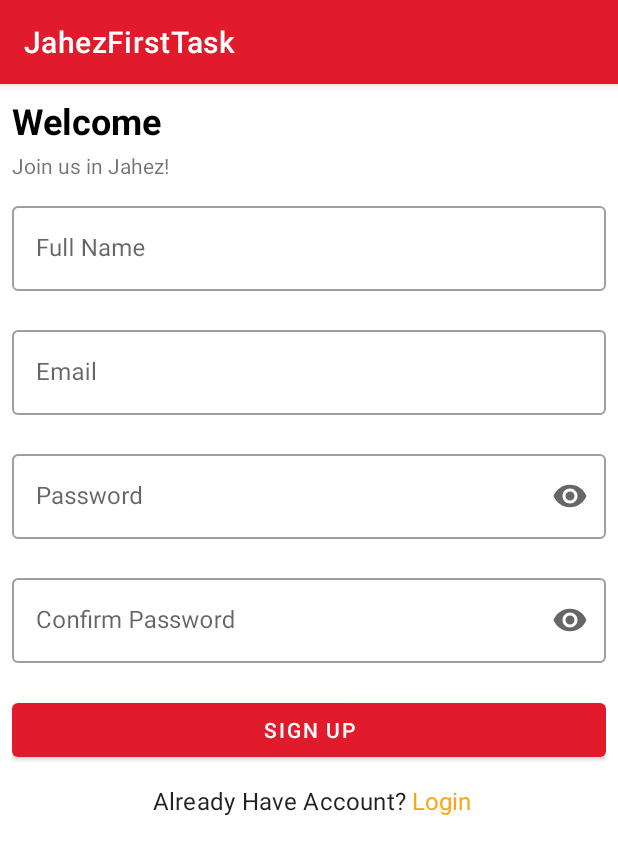
After one commit to zaynob24/JahezFirstTask, an Android app: the RegisterFragment screen opened through its navigation route, on a phone screen of 412 x 824 dp. The commit adds this screen. Shown: the top 855 px of the screen. Run offline under Robolectric (Android 15) with nearby library versions, the phone set to English and light mode, and no system bars; our stand-ins replace Dagger/Hilt's generated code, Firebase (no records; nobody signed in at launch, a user with empty details on screens opened directly), data binding.

Commit message:
Implementing Register ViewModel & Fragment

```diff
--- a/app/src/main/java/com/example/jahezfirsttask/presentation/login/LoginState.kt
+++ b/app/src/main/java/com/example/jahezfirsttask/presentation/authentication/AuthenticationState.kt
@@ -1,6 +1,6 @@
-package com.example.jahezfirsttask.presentation.login
+package com.example.jahezfirsttask.presentation.authentication
 
-data class LoginState(
+data class AuthenticationState(
 
     val isLoading : Boolean = false,
     val isSuccess : Boolean = false,
--- /dev/null
+++ b/app/src/main/java/com/example/jahezfirsttask/presentation/authentication/util/RegisterValidations.kt
@@ -0,0 +1,36 @@
+package com.example.jahezfirsttask.presentation.authentication.util
+
+import java.util.regex.Pattern
+
+class RegisterValidations {
+    //kotlin password regular expression
+    private val REGEX_PASSWORD = "^(?=.*[0-9])" + // a digit must occur at least once
+            "(?=.*[a-z])" + // a lower case letter must occur at least once
+            "(?=.*[A-Z])" + // an upper case letter must occur at least once
+            "(?=.*[!@#\\$%\\^&\\*])" + // a special character must occur at least once
+            "(?=\\S+$)" + // no whitespace allowed in the entire string
+            ".{8,}$" // anything, at least eight places though
+
+    //kotlin email regular expression
+    private val REGEX_EMAIL = "^[\\w-\\.]+@([\\w-]+\\.)+[\\w-]{2,4}$"
+
+
+
+    fun emailIsValid(email:String):Boolean{
+
+        val pattern = Pattern.compile(REGEX_EMAIL)
+
+        val matcher = pattern.matcher(email)
+
+        return matcher.matches()
+    }
+
+    fun passwordIsValid(password:String):Boolean{
+        val pattern = Pattern.compile(REGEX_PASSWORD)
+
+        val matcher = pattern.matcher(password)
+
+        return matcher.matches()
+
+    }
+}
--- a/app/src/main/java/com/example/jahezfirsttask/presentation/restaurant_list/RestaurantListViewModel.kt
+++ b/app/src/main/java/com/example/jahezfirsttask/presentation/restaurant_list/RestaurantListViewModel.kt
@@ -1,12 +1,9 @@
 package com.example.jahezfirsttask.presentation.restaurant_list
 
-import androidx.compose.runtime.State
-import androidx.compose.runtime.mutableStateOf
 import androidx.lifecycle.ViewModel
 import androidx.lifecycle.viewModelScope
 import com.example.jahezfirsttask.common.Resource
 import com.example.jahezfirsttask.domain.use_case.restaurant_list.GetRestaurantUseCase
-import com.example.jahezfirsttask.presentation.login.LoginState
 import dagger.hilt.android.lifecycle.HiltViewModel
 import kotlinx.coroutines.flow.MutableStateFlow
 import kotlinx.coroutines.flow.asStateFlow
--- a/app/src/main/java/com/example/jahezfirsttask/presentation/ui/login/LoginFragment.kt
+++ b/app/src/main/java/com/example/jahezfirsttask/presentation/ui/login/LoginFragment.kt
@@ -1,6 +1,5 @@
 package com.example.jahezfirsttask.presentation.ui.login
 
-import android.app.ProgressDialog
 import android.os.Bundle
 import android.util.Log
 import androidx.fragment.app.Fragment
@@ -15,7 +14,6 @@ import androidx.lifecycle.repeatOnLifecycle
 import androidx.navigation.fragment.findNavController
 import com.example.jahezfirsttask.R
 import com.example.jahezfirsttask.databinding.FragmentLoginBinding
-import com.example.jahezfirsttask.presentation.login.LoginViewModel
 import com.google.firebase.auth.FirebaseAuth
 import dagger.hilt.android.AndroidEntryPoint
 import kotlinx.coroutines.flow.collectLatest
@@ -47,6 +45,13 @@ class LoginFragment : Fragment() {
     override fun onViewCreated(view: View, savedInstanceState: Bundle?) {
         super.onViewCreated(view, savedInstanceState)
 
+        //------------------------------------------------nave to Register Fragment ------------------------------------------------------------//
+
+         //to open Register Fragment
+        binding.signupTextView.setOnClickListener {
+            findNavController().navigate(R.id.action_loginFragment_to_registerFragment)
+
+        }
 
         //------------------------------------------------check user authentication ------------------------------------------------------------//
 
--- /dev/null
+++ b/app/src/main/java/com/example/jahezfirsttask/presentation/ui/register/RegisterFragment.kt
@@ -0,0 +1,193 @@
+package com.example.jahezfirsttask.presentation.ui.register
+
+import android.os.Bundle
+import android.util.Log
+import androidx.fragment.app.Fragment
+import android.view.LayoutInflater
+import android.view.View
+import android.view.ViewGroup
+import android.widget.Toast
+import androidx.fragment.app.activityViewModels
+import androidx.lifecycle.Lifecycle
+import androidx.lifecycle.lifecycleScope
+import androidx.lifecycle.repeatOnLifecycle
+import androidx.navigation.fragment.findNavController
+import com.example.jahezfirsttask.R
+import com.example.jahezfirsttask.databinding.FragmentLoginBinding
+import com.example.jahezfirsttask.databinding.FragmentRegisterBinding
+import com.example.jahezfirsttask.presentation.authentication.util.RegisterValidations
+import com.example.jahezfirsttask.presentation.ui.login.LoginViewModel
+import dagger.hilt.android.AndroidEntryPoint
+import kotlinx.coroutines.flow.collectLatest
+import kotlinx.coroutines.launch
+
+private const val TAG = "RegisterFragment"
+@AndroidEntryPoint
+class RegisterFragment : Fragment() {
+
+    private lateinit var binding: FragmentRegisterBinding
+
+    private lateinit var  name: String
+    private lateinit var  email: String
+    private lateinit var  password: String
+    private lateinit var  confirmPassword: String
+
+    private val validator = RegisterValidations()
+    private val RegisterViewModel : RegisterViewModel by activityViewModels()
+
+    override fun onCreateView(
+        inflater: LayoutInflater, container: ViewGroup?,
+        savedInstanceState: Bundle?
+    ): View {
+
+        // Inflate the layout for this fragment
+        binding = FragmentRegisterBinding.inflate(layoutInflater, container, false)
+        return binding.root
+    }
+
+
+    override fun onViewCreated(view: View, savedInstanceState: Bundle?) {
+        super.onViewCreated(view, savedInstanceState)
+
+        //------------------------------------------------nave to Login Fragment ------------------------------------------------------------//
+
+        //to open Login Fragment
+        binding.loginTextView.setOnClickListener {
+            findNavController().navigate(R.id.action_registerFragment_to_loginFragment)
+
+        }
+
+        //------------------------------------------------Register------------------------------------------------------------//
+
+        //Register
+        binding.signUpButton.setOnClickListener {
+
+            collectDataFromUser() // to collect items data from all fields
+            if (checkDataValidity()){ // to check if all field contain data and give error massage if not
+
+                //call firebase register
+                RegisterViewModel.Register(email, password)
+
+            }else{
+                Toast.makeText(requireContext(),getText(R.string.fill_required), Toast.LENGTH_SHORT).show()
+            }
+        }
+
+
+        //Register stateFlow
+        viewLifecycleOwner.lifecycleScope.launch {
+            viewLifecycleOwner.repeatOnLifecycle(Lifecycle.State.STARTED) {
+                RegisterViewModel.stateFlow.collectLatest { registerState ->
+
+                    when{
+
+                        registerState.isLoading ->{
+                            //show progress Bar
+                            binding.progressBarRegister.visibility = View.VISIBLE
+                            Log.d(TAG,"is Loading")
+                        }
+
+                        registerState.isSuccess ->{
+                            //hide progress Bar
+                            binding.progressBarRegister.visibility = View.INVISIBLE
+                            Log.d(TAG,"Register Successfully")
+                            findNavController().navigate(R.id.action_registerFragment_to_restaurantListFragment)
+
+                        }
+
+                        registerState.error.isNotBlank() ->{
+                            //hide progress Bar
+                            binding.progressBarRegister.visibility =  View.INVISIBLE
+                            Log.d(TAG,registerState.error)
+                            //show error massage
+                            Toast.makeText(requireActivity(), registerState.error, Toast.LENGTH_SHORT).show()
+                        }
+
+                    }
+                }
+            }
+        }
+    }
+
+
+    //------------------------------------------------collectData------------------------------------------------------------//
+
+    // to collect post data from all fields
+    private fun collectDataFromUser() {
+
+        name = binding.fullNameSignUpTV.text.toString().trim()
+        email = binding.emailSignUpTV.text.toString().trim()
+        password = binding.passwordSignUpTV.text.toString().trim()
+        confirmPassword = binding.confirmPasswordSignUpTV.text.toString().trim()
+
+    }
+
+    //--------------------------------------------------check Data Validity------------------------------------------------------------//
+
+    // to check if all field contain data and give error massage if not
+    private fun checkDataValidity() : Boolean {
+        var isAllDataFilled = true
+
+        //check name
+        if (name.isEmpty() || name.isBlank()) {
+            binding.fullNameSignUpFiled.error = getString(R.string.required)
+            isAllDataFilled = false
+        } else {
+            binding.fullNameSignUpFiled.error = null
+        }
+
+
+        //check email
+        if (email.isEmpty() || email.isBlank()) {
+            binding.emailSignUpField.error = getString(R.string.required)
+            isAllDataFilled = false
+        } else {
+            //check email validate
+            if (validator.emailIsValid(email)){
+                binding.emailSignUpField.error = null
+
+            }else{
+
+                isAllDataFilled = false
+                binding.emailSignUpField.error = getString(R.string.invalid_email)
+                Log.d(TAG,"invalid_email")
+            }
+        }
+
+        //check password
+        if (password.isEmpty() || password.isBlank()) {
+            binding.passwordSignUpField.error = getString(R.string.required)
+            isAllDataFilled = false
+
+        } else{
+
+            if(validator.passwordIsValid(password)){
+                binding.passwordSignUpField.error = null
+
+            }else{
+
+                //check password validate
+                isAllDataFilled = false
+                binding.passwordSignUpField.error = getString(R.string.invalid_password_massage)
+                Log.d(TAG,"invalid_password_massage")
+            }
+
+        }
+
+        //check confirmPassword
+        if (confirmPassword.isEmpty() || confirmPassword.isBlank()) {
+            binding.confirmPasswordSignUpField.error = getString(R.string.required)
+            isAllDataFilled = false
+
+        }else if(password != confirmPassword){
+            binding.confirmPasswordSignUpField.error = getString(R.string.password_not_match)
+            isAllDataFilled = false
+            Log.d(TAG,"password_not_match")
+
+        }else {
+            binding.confirmPasswordSignUpField.error = null
+        }
+
+        return isAllDataFilled
+    }
+}
--- /dev/null
+++ b/app/src/main/java/com/example/jahezfirsttask/presentation/ui/register/RegisterViewModel.kt
@@ -0,0 +1,55 @@
+package com.example.jahezfirsttask.presentation.ui.register
+
+import androidx.lifecycle.ViewModel
+import androidx.lifecycle.viewModelScope
+import com.example.jahezfirsttask.common.Resource
+import com.example.jahezfirsttask.domain.use_case.authentication.RegisterUseCase
+import com.example.jahezfirsttask.presentation.authentication.AuthenticationState
+import dagger.hilt.android.lifecycle.HiltViewModel
+import kotlinx.coroutines.flow.MutableStateFlow
+import kotlinx.coroutines.flow.asStateFlow
+import kotlinx.coroutines.flow.launchIn
+import kotlinx.coroutines.flow.onEach
+import javax.inject.Inject
+
+@HiltViewModel
+class RegisterViewModel @Inject constructor(
+    private val registerUseCase: RegisterUseCase,
+
+) : ViewModel() {
+
+
+    //----------------------------------------------------------------------------------------------//
+
+    //state Flow
+    private val _stateFlow = MutableStateFlow(AuthenticationState())
+    val stateFlow = _stateFlow.asStateFlow()
+
+    //Register
+    fun Register(email: String, password: String) {
+
+        registerUseCase(email, password).onEach { result ->
+
+            when (result) {
+
+                is Resource.Success -> {
+
+                    _stateFlow.value = AuthenticationState(isSuccess = true)
+                }
+
+                is Resource.Error -> {
+
+                    _stateFlow.value =
+                        AuthenticationState(error = result.message ?: "An unaccepted error accrue")
+                }
+
+                is Resource.Loading -> {
+
+                    _stateFlow.value = AuthenticationState(isLoading = true)
+
+                }
+            }
+
+        }.launchIn(viewModelScope)
+    }
+}
--- /dev/null
+++ b/app/src/main/res/layout/fragment_register.xml
@@ -0,0 +1,159 @@
+<?xml version="1.0" encoding="utf-8"?>
+<layout xmlns:android="http://schemas.android.com/apk/res/android"
+    xmlns:app="http://schemas.android.com/apk/res-auto"
+    xmlns:tools="http://schemas.android.com/tools">
+
+    <androidx.constraintlayout.widget.ConstraintLayout
+        android:id="@+id/frameLayout3"
+        android:layout_width="match_parent"
+        android:layout_height="match_parent"
+        tools:context=".presentation.ui.register.RegisterFragment">
+
+        <ProgressBar
+            android:id="@+id/progressBarRegister"
+            style="?android:attr/progressBarStyle"
+            android:layout_width="wrap_content"
+            android:layout_height="wrap_content"
+            android:layout_weight="1"
+            android:visibility="invisible"
+            app:layout_constraintBottom_toBottomOf="parent"
+            app:layout_constraintEnd_toEndOf="parent"
+            app:layout_constraintStart_toStartOf="parent"
+            app:layout_constraintTop_toTopOf="parent" />
+
+        <LinearLayout
+            android:layout_width="match_parent"
+            android:layout_height="match_parent"
+            android:layout_marginStart="8dp"
+            android:layout_marginTop="8dp"
+            android:layout_marginEnd="8dp"
+            android:layout_marginBottom="8dp"
+            android:orientation="vertical"
+            app:layout_constraintBottom_toBottomOf="parent"
+            app:layout_constraintEnd_toEndOf="parent"
+            app:layout_constraintStart_toStartOf="parent"
+            app:layout_constraintTop_toTopOf="parent">
+
+
+            <TextView
+                style="@style/HeaderTextView"
+                android:layout_width="wrap_content"
+                android:layout_height="wrap_content"
+                android:layout_marginBottom="4dp"
+                android:text="@string/welcome" />
+
+            <TextView
+                android:layout_width="match_parent"
+                android:layout_height="wrap_content"
+                android:layout_marginBottom="12dp"
+                android:text="@string/welcome_SignUp_massage" />
+
+            <com.google.android.material.textfield.TextInputLayout
+                android:id="@+id/fullNameSignUpFiled"
+                style="@style/Widget.MaterialComponents.TextInputLayout.OutlinedBox"
+                android:layout_width="match_parent"
+                android:layout_height="wrap_content"
+                android:hint="@string/full_name"
+                app:endIconMode="clear_text"
+                app:errorEnabled="true">
+
+                <com.google.android.material.textfield.TextInputEditText
+                    android:id="@+id/fullNameSignUpTV"
+                    android:layout_width="match_parent"
+                    android:layout_height="wrap_content"
+                    android:lines="1"
+                    android:maxLines="1"
+                    android:singleLine="true" />
+
+            </com.google.android.material.textfield.TextInputLayout>
+
+
+            <com.google.android.material.textfield.TextInputLayout
+                android:id="@+id/emailSignUpField"
+                style="@style/Widget.MaterialComponents.TextInputLayout.OutlinedBox"
+                android:layout_width="match_parent"
+                android:layout_height="wrap_content"
+                android:hint="@string/email"
+                app:endIconMode="clear_text"
+                app:errorEnabled="true">
+
+                <com.google.android.material.textfield.TextInputEditText
+                    android:id="@+id/emailSignUpTV"
+                    android:layout_width="match_parent"
+                    android:layout_height="wrap_content"
+                    android:lines="1"
+                    android:maxLines="1"
+                    android:singleLine="true" />
+
+            </com.google.android.material.textfield.TextInputLayout>
+
+            <com.google.android.material.textfield.TextInputLayout
+                android:id="@+id/passwordSignUpField"
+                style="@style/Widget.MaterialComponents.TextInputLayout.OutlinedBox"
+                android:layout_width="match_parent"
+                android:layout_height="wrap_content"
+                android:hint="@string/password"
+                app:endIconMode="password_toggle"
+                app:errorEnabled="true">
+
+                <com.google.android.material.textfield.TextInputEditText
+                    android:id="@+id/passwordSignUpTV"
+                    android:layout_width="match_parent"
+                    android:layout_height="wrap_content"
+                    android:inputType="textPassword" />
+
+            </com.google.android.material.textfield.TextInputLayout>
+
+            <com.google.android.material.textfield.TextInputLayout
+                android:id="@+id/confirmPasswordSignUpField"
+                style="@style/Widget.MaterialComponents.TextInputLayout.OutlinedBox"
+                android:layout_width="match_parent"
+                android:layout_height="wrap_content"
+                android:hint="@string/confirm_password"
+                app:endIconMode="password_toggle"
+                app:errorEnabled="true">
+
+                <com.google.android.material.textfield.TextInputEditText
+                    android:id="@+id/confirmPasswordSignUpTV"
+                    android:layout_width="match_parent"
+                    android:layout_height="wrap_content"
+                    android:inputType="textPassword" />
+
+            </com.google.android.material.textfield.TextInputLayout>
+
+
+            <Button
+                android:id="@+id/signUpButton"
+                android:layout_width="match_parent"
+                android:layout_height="wrap_content"
+                android:layout_marginBottom="12dp"
+                android:text="@string/SignUp" />
+
+            <LinearLayout
+                android:layout_width="match_parent"
+                android:layout_height="wrap_content"
+                android:layout_gravity="center"
+                android:layout_marginBottom="12dp"
+                android:gravity="center"
+                android:orientation="horizontal">
+
+                <TextView
+                    style="@style/TextAppearance.MaterialComponents.Subtitle1"
+                    android:layout_width="wrap_content"
+                    android:layout_height="wrap_content"
+                    android:paddingStart="4dp"
+                    android:paddingEnd="4dp"
+                    android:text="@string/have_account_massage" />
+
+                <TextView
+                    android:id="@+id/loginTextView"
+                    style="@style/lightedTextView"
+                    android:layout_width="wrap_content"
+                    android:layout_height="wrap_content"
+                    android:text="@string/Login"
+                    android:textSize="16sp" />
+            </LinearLayout>
+
+        </LinearLayout>
+    </androidx.constraintlayout.widget.ConstraintLayout>
+</layout>
--- a/app/src/main/res/navigation/nav_graph.xml
+++ b/app/src/main/res/navigation/nav_graph.xml
@@ -15,10 +15,28 @@
             app:destination="@id/restaurantListFragment"
             app:popUpTo="@id/loginFragment"
             app:popUpToInclusive="true" />
+        <action
+            android:id="@+id/action_loginFragment_to_registerFragment"
+            app:destination="@id/registerFragment" />
     </fragment>
     <fragment
         android:id="@+id/restaurantListFragment"
         android:name="com.example.jahezfirsttask.presentation.ui.restaurant_list.RestaurantListFragment"
         android:label="fragment_restaurant_list"
         tools:layout="@layout/fragment_restaurant_list" />
+    <fragment
+        android:id="@+id/registerFragment"
+        android:name="com.example.jahezfirsttask.presentation.ui.register.RegisterFragment"
+        android:label="RegisterFragment"
+        tools:layout="@layout/fragment_register"
+        >
+        <action
+            android:id="@+id/action_registerFragment_to_loginFragment"
+            app:destination="@id/loginFragment" />
+        <action
+            android:id="@+id/action_registerFragment_to_restaurantListFragment"
+            app:destination="@id/restaurantListFragment"
+            app:popUpTo="@id/registerFragment"
+            app:popUpToInclusive="true" />
+    </fragment>
 </navigation>
--- a/app/src/main/res/values/strings.xml
+++ b/app/src/main/res/values/strings.xml
@@ -22,5 +22,10 @@
     <string name="required">Required</string>
     <string name="fill_required">please fill required</string>
 
+    <string name="invalid_email">Invalid email</string>
+    <string name="invalid_password_massage">Your password should be at least 8 characters,contains 1 special character,small and capital characters</string>
+
+    <string name="password_not_match">Password doesn\'t match</string>
+
 
 </resources>
```
Also changed, not shown: app/src/main/java/com/example/jahezfirsttask/presentation/ui/login/LoginViewModel.kt (renamed from app/src/main/java/com/example/jahezfirsttask/presentation/login/LoginViewModel.kt, +6 -5 lines).
